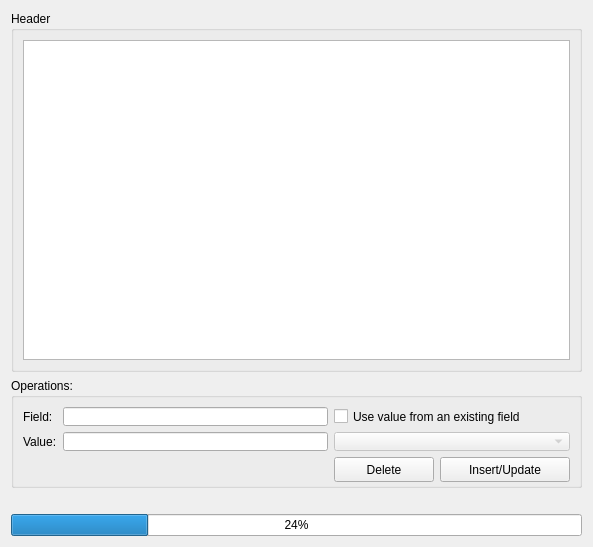
The window that gui/header_editor.ui (myrafproject/myrafproject) describes before a commit, drawn with Qt 5.
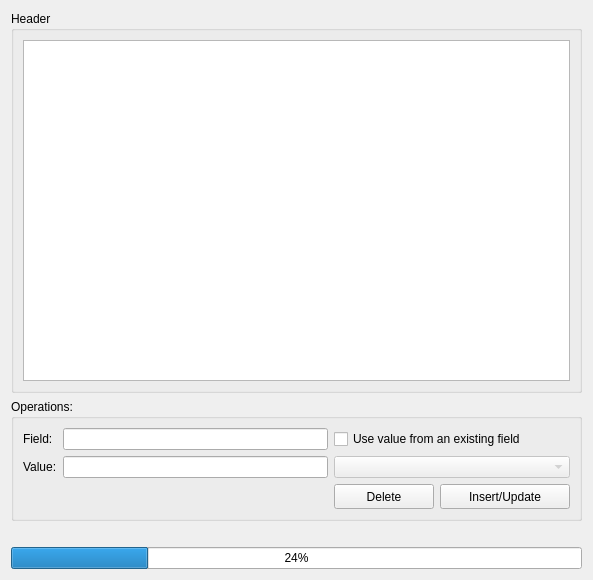
The same window after the commit. Icons and pictures are not drawn.

The edit to the form file:
```diff
--- a/gui/header_editor.ui
+++ b/gui/header_editor.ui
@@ -6,8 +6,8 @@
    <rect>
     <x>0</x>
     <y>0</y>
-    <width>589</width>
-    <height>543</height>
+    <width>588</width>
+    <height>580</height>
    </rect>
   </property>
   <property name="windowTitle">
@@ -38,16 +38,10 @@
    </item>
    <item row="1" column="0">
     <widget class="QGroupBox" name="groupBox_9">
-     <property name="minimumSize">
-      <size>
-       <width>0</width>
-       <height>110</height>
-      </size>
-     </property>
      <property name="maximumSize">
       <size>
        <width>16777215</width>
-       <height>110</height>
+       <height>143</height>
       </size>
      </property>
      <property name="title">
```
